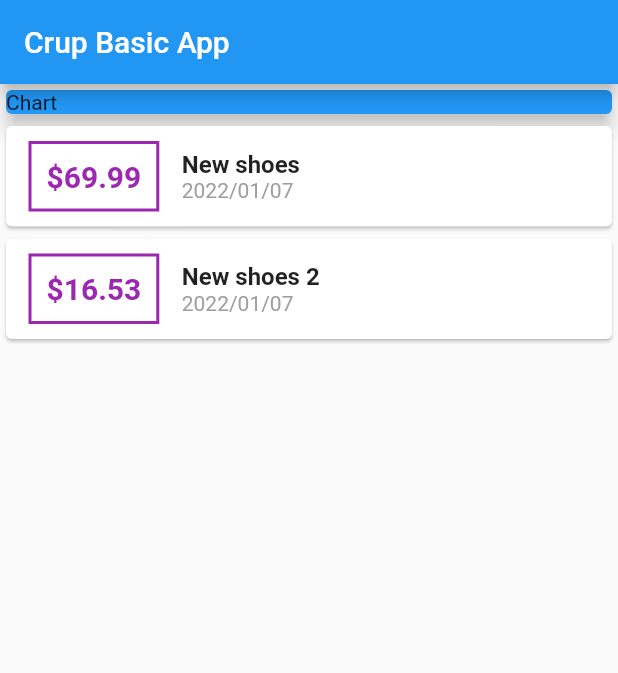
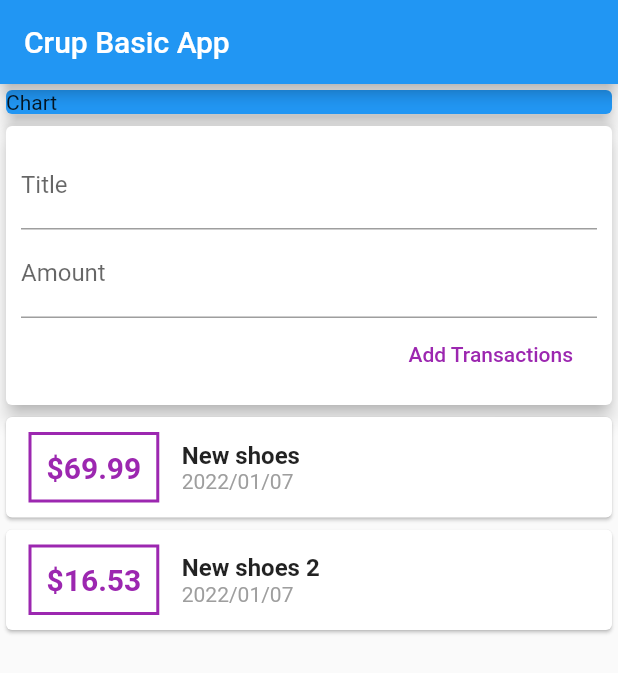
Before and after one commit to fahmi54321/crud_basic_app, a Flutter app: the screen it shows after launch, on a phone screen of 412 x 824 dp. Shown: the top 673 px of the screen. Run offline on Flutter 3.47's test engine with Material 2 defaults, Android fonts, the phone set to English and light mode, and no system bars.

Commit message:
adding text input widgets

```diff
--- a/lib/main.dart
+++ b/lib/main.dart
@@ -70,6 +70,27 @@ class MyHomePage extends StatelessWidget {
               ),
             ),
           ),
+          Card(
+              elevation: 5,
+              child: Container(
+                padding: EdgeInsets.all(10),
+                child: Column(
+                  crossAxisAlignment: CrossAxisAlignment.end,
+                  children: [
+                    TextField(
+                      decoration: InputDecoration(labelText: 'Title'),
+                    ),
+                    TextField(
+                      decoration: InputDecoration(labelText: 'Amount'),
+                    ),
+                    FlatButton(
+                      onPressed: () {},
+                      child: Text('Add Transactions'),
+                      textColor: Colors.purple,
+                    ),
+                  ],
+                ),
+              )),
           Column(
             children: transactions.map((transaction) {
               return Card(
```
